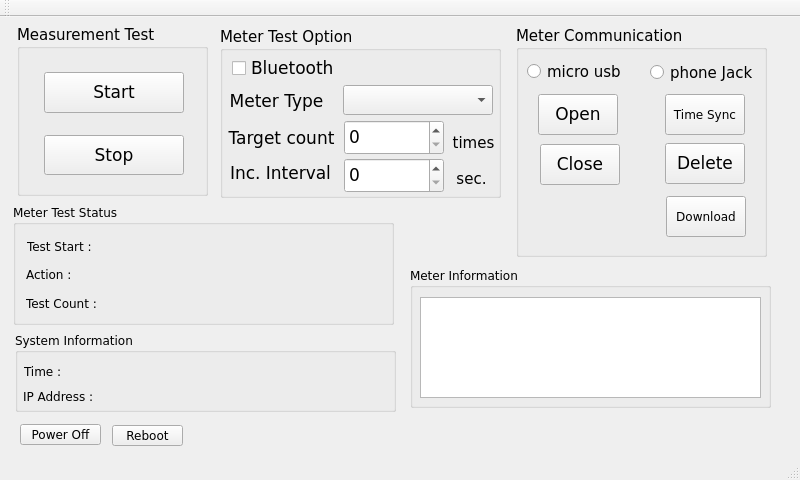
shnomad/Battery-Test, file mainwindow.ui: the form before one commit.
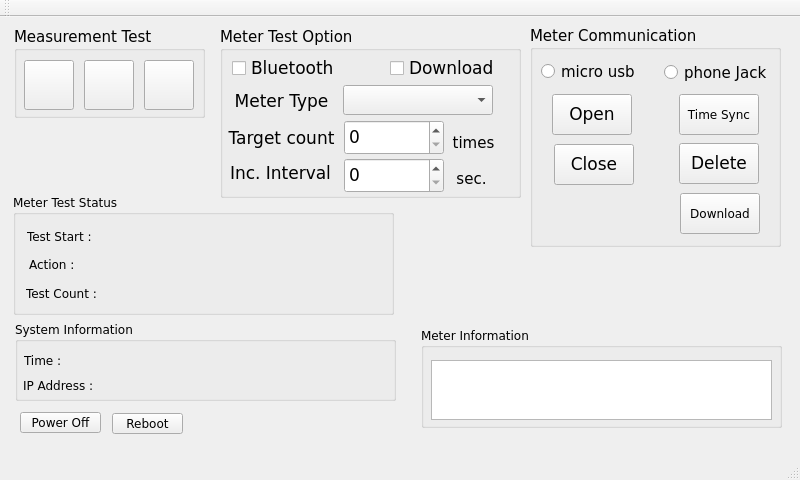
The form after the commit.

Commit message: button image added

What changed in the file:
```diff
--- a/mainwindow.ui
+++ b/mainwindow.ui
@@ -22,10 +22,10 @@
    <widget class="QGroupBox" name="groupBox_2">
     <property name="geometry">
      <rect>
-      <x>17</x>
-      <y>8</y>
+      <x>14</x>
+      <y>10</y>
       <width>191</width>
-      <height>171</height>
+      <height>91</height>
      </rect>
     </property>
     <property name="font">
@@ -39,10 +39,10 @@
     <widget class="QPushButton" name="test_start">
      <property name="geometry">
       <rect>
-       <x>27</x>
-       <y>47</y>
-       <width>140</width>
-       <height>41</height>
+       <x>10</x>
+       <y>33</y>
+       <width>50</width>
+       <height>50</height>
       </rect>
      </property>
      <property name="font">
@@ -52,16 +52,16 @@
       </font>
      </property>
      <property name="text">
-      <string>Start</string>
+      <string/>
      </property>
     </widget>
     <widget class="QPushButton" name="test_stop">
      <property name="geometry">
       <rect>
-       <x>27</x>
-       <y>110</y>
-       <width>140</width>
-       <height>40</height>
+       <x>130</x>
+       <y>33</y>
+       <width>50</width>
+       <height>50</height>
       </rect>
      </property>
      <property name="font">
@@ -70,15 +70,34 @@
       </font>
      </property>
      <property name="text">
-      <string>Stop</string>
+      <string/>
+     </property>
+    </widget>
+    <widget class="QPushButton" name="test_pause">
+     <property name="geometry">
+      <rect>
+       <x>70</x>
+       <y>33</y>
+       <width>50</width>
+       <height>50</height>
+      </rect>
+     </property>
+     <property name="font">
+      <font>
+       <family>DejaVu Sans</family>
+       <pointsize>13</pointsize>
+      </font>
+     </property>
+     <property name="text">
+      <string/>
      </property>
     </widget>
    </widget>
    <widget class="QLabel" name="build_date">
     <property name="geometry">
      <rect>
-      <x>420</x>
-      <y>400</y>
+      <x>431</x>
+      <y>415</y>
       <width>291</width>
       <height>16</height>
      </rect>
@@ -97,7 +116,7 @@
      <rect>
       <x>220</x>
       <y>10</y>
-      <width>281</width>
+      <width>301</width>
       <height>171</height>
      </rect>
     </property>
@@ -237,7 +256,7 @@
     <widget class="QLabel" name="capacity_2">
      <property name="geometry">
       <rect>
-       <x>1</x>
+       <x>6</x>
        <y>59</y>
        <width>111</width>
        <height>31</height>
@@ -275,12 +294,31 @@
       <string>Bluetooth</string>
      </property>
     </widget>
+    <widget class="QCheckBox" name="download_data_sel">
+     <property name="geometry">
+      <rect>
+       <x>170</x>
+       <y>26</y>
+       <width>121</width>
+       <height>31</height>
+      </rect>
+     </property>
+     <property name="font">
+      <font>
+       <family>DejaVu Sans</family>
+       <pointsize>13</pointsize>
+      </font>
+     </property>
+     <property name="text">
+      <string>Download</string>
+     </property>
+    </widget>
    </widget>
    <widget class="QGroupBox" name="groupBox">
     <property name="geometry">
      <rect>
       <x>13</x>
-      <y>187</y>
+      <y>177</y>
       <width>381</width>
       <height>121</height>
      </rect>
@@ -304,7 +342,7 @@
     <widget class="QLabel" name="test_step">
      <property name="geometry">
       <rect>
-       <x>13</x>
+       <x>16</x>
        <y>62</y>
        <width>340</width>
        <height>17</height>
@@ -332,7 +370,7 @@
     <property name="geometry">
      <rect>
       <x>20</x>
-      <y>407</y>
+      <y>395</y>
       <width>81</width>
       <height>21</height>
      </rect>
@@ -349,10 +387,10 @@
    <widget class="QGroupBox" name="groupBox_4">
     <property name="geometry">
      <rect>
-      <x>410</x>
-      <y>250</y>
+      <x>421</x>
+      <y>310</y>
       <width>361</width>
-      <height>141</height>
+      <height>101</height>
      </rect>
     </property>
     <property name="title">
@@ -362,9 +400,9 @@
      <property name="geometry">
       <rect>
        <x>10</x>
-       <y>30</y>
+       <y>33</y>
        <width>341</width>
-       <height>101</height>
+       <height>60</height>
       </rect>
      </property>
     </widget>
@@ -373,7 +411,7 @@
     <property name="geometry">
      <rect>
       <x>24</x>
-      <y>344</y>
+      <y>333</y>
       <width>340</width>
       <height>20</height>
      </rect>
@@ -386,7 +424,7 @@
     <property name="geometry">
      <rect>
       <x>15</x>
-      <y>315</y>
+      <y>304</y>
       <width>381</width>
       <height>80</height>
      </rect>
@@ -399,7 +437,7 @@
     <property name="geometry">
      <rect>
       <x>23</x>
-      <y>369</y>
+      <y>358</y>
       <width>340</width>
       <height>20</height>
      </rect>
@@ -411,10 +449,10 @@
    <widget class="QGroupBox" name="groupBox_3">
     <property name="geometry">
      <rect>
-      <x>516</x>
+      <x>530</x>
       <y>9</y>
       <width>251</width>
-      <height>231</height>
+      <height>221</height>
      </rect>
     </property>
     <property name="font">
@@ -531,7 +569,7 @@
      <property name="geometry">
       <rect>
        <x>150</x>
-       <y>170</y>
+       <y>167</y>
        <width>80</width>
        <height>41</height>
       </rect>
@@ -550,7 +588,7 @@
     <property name="geometry">
      <rect>
       <x>112</x>
-      <y>408</y>
+      <y>396</y>
       <width>71</width>
       <height>21</height>
      </rect>
```
Left out of the diff: 2 changed lines with no effect on the pictures. The commit also changes 13 other files.
